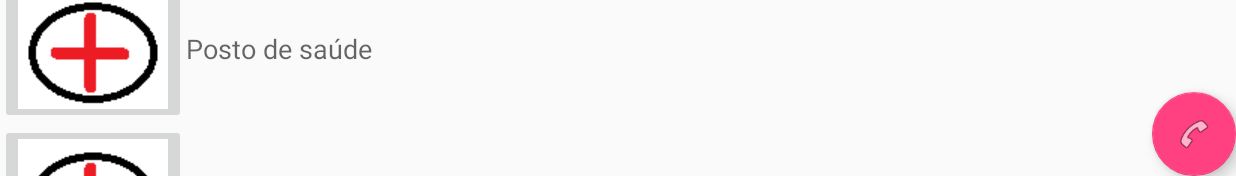
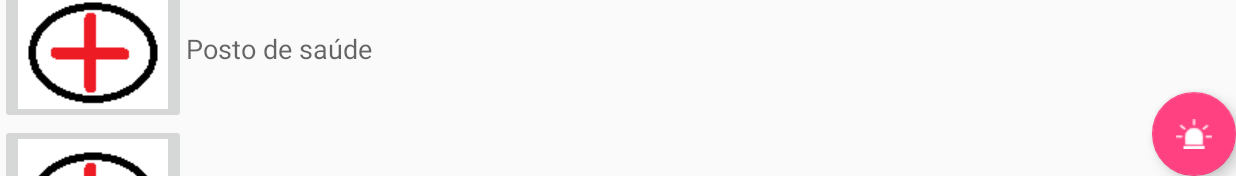
Before and after one commit to alex-carneiro/SMARTS, an Android app: the screen it shows after launch (MainActivity), on a phone screen of 824 x 412 dp (held sideways). Shown: the part 442-618 px from the top of the screen. Run offline under Robolectric (Android 15) with nearby library versions, the phone set to English and light mode, and no system bars.

Commit message:
chamada de emergência com symbolo de sirene

```diff
--- a/app/src/main/res/layout/activity_main.xml
+++ b/app/src/main/res/layout/activity_main.xml
@@ -144,5 +144,5 @@
         android:layout_height="wrap_content"
         android:layout_alignParentRight="true"
         android:layout_alignParentBottom="true"
-        android:src="@android:drawable/ic_menu_call" />
+        android:src="@drawable/sirene" />
 </RelativeLayout>
```
Also changed, not shown: app/src/main/res/drawable/sirene.png (added), 2 other files.
